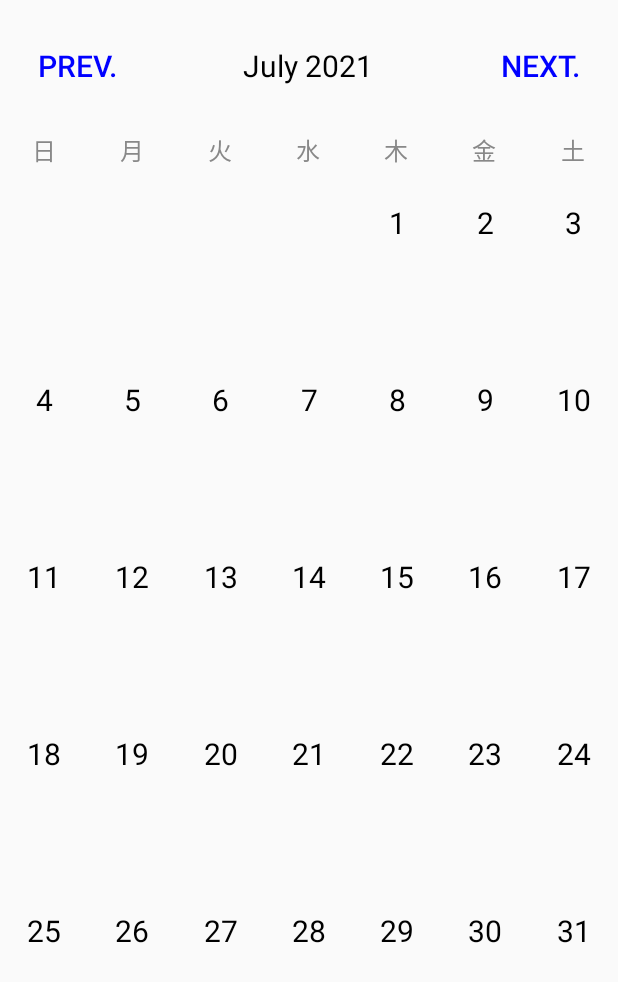
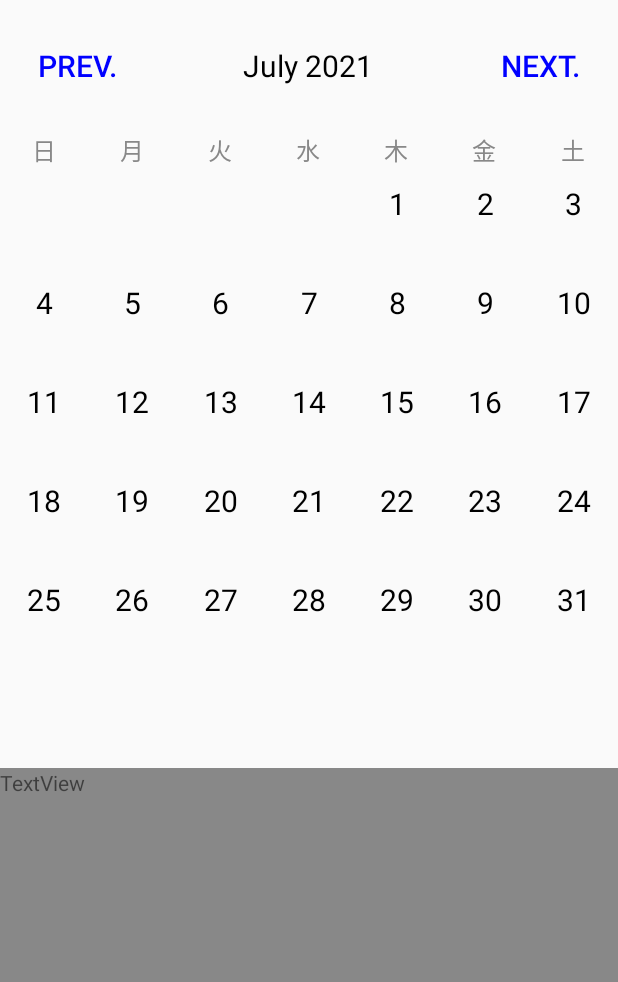
Before and after one commit to TakumiOtsukaABT/HachiojiCalendar-android, an Android app: the screen it shows after launch (MainActivity), on a phone screen of 412 x 824 dp. Shown: the top 982 px of the screen. Run offline under Robolectric (Android 15) with nearby library versions, the phone set to English and light mode, and no system bars.

Commit message:
add textfield

```diff
--- a/app/build.gradle
+++ b/app/build.gradle
@@ -39,6 +39,7 @@ dependencies {
     implementation 'androidx.appcompat:appcompat:1.2.0'
     implementation 'com.google.android.material:material:1.2.1'
     implementation 'androidx.constraintlayout:constraintlayout:2.0.1'
+    implementation 'com.google.android.gms:play-services-ads:20.2.0'
     testImplementation 'junit:junit:4.+'
     androidTestImplementation 'androidx.test.ext:junit:1.1.2'
     androidTestImplementation 'androidx.test.espresso:espresso-core:3.3.0'
--- a/app/src/main/res/layout/activity_main.xml
+++ b/app/src/main/res/layout/activity_main.xml
@@ -102,11 +102,20 @@
             android:textColor="@color/gray"
             android:textAlignment="center"
             android:textSize="16sp"/>
+    </LinearLayout>
 
-    </LinearLayout>
     <androidx.recyclerview.widget.RecyclerView
         android:id="@+id/calendarRecyclerView"
         android:layout_width="match_parent"
-        android:layout_height="match_parent"/>
+        android:layout_height="400dp" />
+
+    <TextView
+        android:id="@+id/textView2"
+        android:layout_width="match_parent"
+        android:layout_height="match_parent"
+        android:background="@color/gray"
+        android:text="TextView" />
+
+
 
 </LinearLayout>
--- a/app/src/main/res/values/strings.xml
+++ b/app/src/main/res/values/strings.xml
@@ -1,3 +1,4 @@
 <resources>
     <string name="app_name">HachiojiCalendar</string>
+    <string name="aaa">aaa</string>
 </resources>
```
